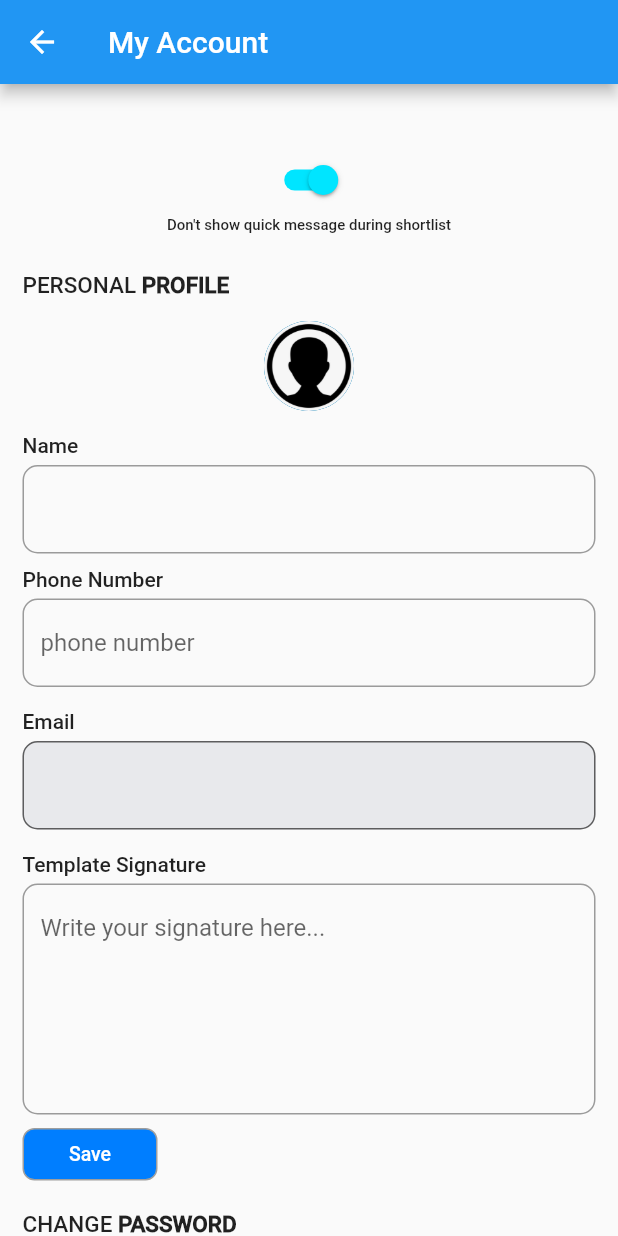
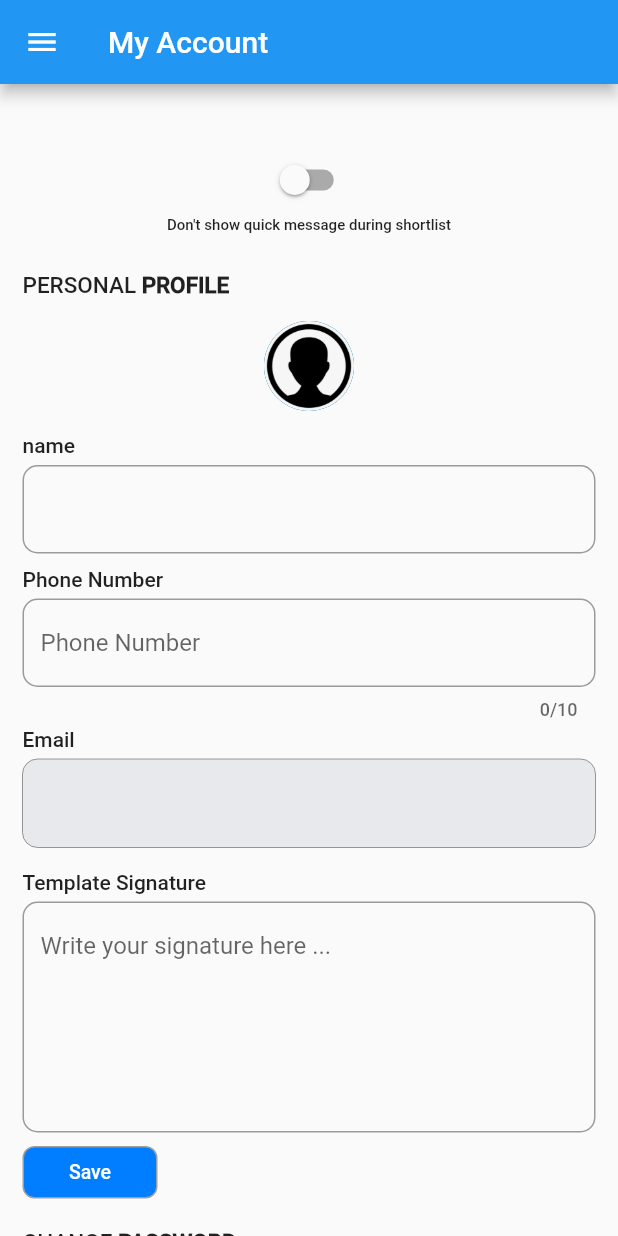
Before and after one commit to flutterexcel/recruit, a Flutter app: the MyAccount screen opened directly, on a phone screen of 412 x 824 dp. Run offline on Flutter 3.47's test engine with Material 2 defaults, Android fonts, the phone set to English and light mode, and no system bars; our stand-ins replace bloc, equatable, flutter_bloc, flutter_svg, font_awesome_flutter, percent_indicator and 2 more; accounts and stored records are empty; statements that could not run were skipped; project files that could hold a hidden picture were left out.

Commit message:
added functionalities on profile update screen

```diff
--- a/lib/bloc/login_bloc/login_bloc.dart
+++ b/lib/bloc/login_bloc/login_bloc.dart
@@ -48,9 +48,11 @@ class LoginBloc extends Bloc<LoginEvent, LoginState> {
     try {
       var res = await authenticationService.signInWithEmailAndPassword(
           event.email, event.password);
+      print("login data --${res}");
 
       StorageUtil.setToken(res.token);
       StorageUtil.setUserName(res.userDetails.name);
+      StorageUtil.setUserEmail(res.userDetails.email);
       StorageUtil.setUserProfileImage(res.userDetails.imageName);
       yield LoginSuccess(userModel: res);
     } catch (e) {
--- a/lib/screens/login.dart
+++ b/lib/screens/login.dart
@@ -1,6 +1,7 @@
 import 'package:flutter/material.dart';
 import 'package:flutter_bloc/flutter_bloc.dart';
 import 'package:flutter_product_recruit/bloc/login_bloc/login_bloc.dart';
+import 'package:flutter_product_recruit/screens/my_account.dart';
 import 'package:flutter_product_recruit/widgets/loader.dart';
 import 'package:flutter_product_recruit/widgets/login/login_page.dart';
 
@@ -19,7 +20,7 @@ class Login extends StatelessWidget {
         } else if (state is LoginPageState || state is LoginFailure) {
           return LoginPage();
         } else if (state is LoginSuccess) {
-          return JobsOverview();
+          return MyAccount();
         }
         return Loader();
       },
--- a/lib/screens/my_account.dart
+++ b/lib/screens/my_account.dart
@@ -2,8 +2,11 @@ import 'package:flutter/material.dart';
 import 'package:flutter_product_recruit/app_colors.dart';
 import 'package:flutter_product_recruit/screens/7_step_screens/step1.dart';
 import 'package:flutter_product_recruit/screens/7_step_screens/step5/step5.dart';
+import 'package:flutter_product_recruit/screens/7_step_screens/step6/source_matching_dialouge.dart';
+import 'package:flutter_product_recruit/services/storage_service.dart';
 import 'package:flutter_product_recruit/widgets/TextInput.dart';
 import 'package:flutter_product_recruit/widgets/button.dart';
+import 'package:flutter_product_recruit/widgets/dialog_helper.dart';
 import 'package:flutter_product_recruit/widgets/navigation_list.dart';
 import 'package:flutter_product_recruit/widgets/text.dart';
 
@@ -14,16 +17,51 @@ class MyAccount extends StatefulWidget {
 }
 
 class _MyAccountState extends State<MyAccount> {
-  bool isSwitched = true;
+  final _formKey = GlobalKey<FormState>();
+
+  _popupDialog(BuildContext context) {
+    showDialog(
+        context: context,
+        builder: (context) {
+          return alertDialog();
+        });
+  }
+
+  bool isSwitched = false;
+  bool firstswitch = true;
+  TextEditingController nameController = TextEditingController();
+  TextEditingController emailController = TextEditingController();
+  TextEditingController phoneNumber = TextEditingController();
+  TextEditingController sign = TextEditingController();
+  // AuthenticationService authenticationService = new AuthenticationService();
+  // var name, email;
+
+  // Future<UserModel> getuser() async {
+  //   var h = await authenticationService.signInWithEmailAndPassword(
+  //       StorageUtil.getUserEmail(), StorageUtil.getPassword());
+  //   print("userdetail===${h.userDetails.name}");
+  //   name = h.userDetails.name;
+  //   email = h.userDetails.email;
+  // }
+
+  @override
+  void initState() {
+    nameController.text = StorageUtil.getUserName();
+    emailController.text = StorageUtil.getUserEmail();
+    super.initState();
+  }
 
   @override
   Widget build(BuildContext context) {
     return Scaffold(
+        drawer: NavigationList(),
         appBar: AppBar(
           title: const Text("My Account"),
         ),
         // drawer: NavigationList(),
         body: SingleChildScrollView(
+          child: Form(
+            key: _formKey,
             child: Column(
               children: [
                 const SizedBox(
@@ -38,6 +76,12 @@ class _MyAccountState extends State<MyAccount> {
                         onChanged: (value) {
                           setState(() {
                             isSwitched = !isSwitched;
+                            firstswitch = false;
+                            isSwitched
+                                ? _popupDialog(context)
+                                : firstswitch == false
+                                    ? _popupDialog(context)
+                                    : Text("on");
                           });
                         },
                         activeTrackColor: const Color(0xFF00E5FF),
@@ -87,16 +131,17 @@ class _MyAccountState extends State<MyAccount> {
                   padding: const EdgeInsets.only(left: 15.0, right: 15.0),
                   child: Column(
                     children: [
-                    const Align(
+                      Align(
                         alignment: Alignment.centerLeft,
                         child: Text(
-                        "Name",
+                          "name",
                         ),
                       ),
                       const SizedBox(height: 5),
                       TextInput(
                           autocorrect: true,
-                    ),
+                          controller: nameController,
+                          keyboardtype: TextInputType.phone),
                     ],
                   ),
                 ),
@@ -112,11 +157,32 @@ class _MyAccountState extends State<MyAccount> {
                         ),
                       ),
                       const SizedBox(height: 5),
-                    TextInput(
-                      hintText: "phone number",
-                      autocorrect: true,
+                      TextFormField(
+                        controller: phoneNumber,
+                        maxLength: 10,
+                        autovalidateMode: AutovalidateMode.onUserInteraction,
+                        keyboardType: TextInputType.phone,
+                        decoration: InputDecoration(
+                          hintStyle: TextStyle(
+                            fontFamily: 'RobotRegular',
                           ),
-                    const SizedBox(height: 15),
+                          hintText: "Phone Number",
+                          border: OutlineInputBorder(
+                            borderSide: BorderSide(
+                              color: Colors.grey[400],
+                            ),
+                            borderRadius: BorderRadius.circular(10),
+                          ),
+                          focusedBorder: OutlineInputBorder(
+                              borderSide: BorderSide(color: Colors.blue)),
+                        ),
+                        validator: (value) {
+                          if (value.isEmpty) {
+                            return "Phone number is required";
+                          }
+                        },
+                      ),
+                      const SizedBox(height: 5),
                     ],
                   ),
                 ),
@@ -132,7 +198,8 @@ class _MyAccountState extends State<MyAccount> {
                       ),
                       const SizedBox(height: 5),
                       TextField(
-                      //   controller: userNameController,
+                        controller: emailController,
+                        enabled: false,
                         autocorrect: true,
                         decoration: InputDecoration(
                           border: OutlineInputBorder(
@@ -157,9 +224,23 @@ class _MyAccountState extends State<MyAccount> {
                         ),
                       ),
                       const SizedBox(height: 5),
-                    TextInput(
-                      hintText: "Write your signature here...",
+                      TextFormField(
+                        controller: sign,
                         maxLines: 6,
+                        decoration: InputDecoration(
+                          hintStyle: TextStyle(
+                            fontFamily: 'RobotRegular',
+                          ),
+                          hintText: "Write your signature here ...",
+                          border: OutlineInputBorder(
+                            borderSide: BorderSide(
+                              color: Colors.grey[400],
+                            ),
+                            borderRadius: BorderRadius.circular(10),
+                          ),
+                          focusedBorder: OutlineInputBorder(
+                              borderSide: BorderSide(color: Colors.blue)),
+                        ),
                       ),
                     ],
                   ),
@@ -170,8 +251,12 @@ class _MyAccountState extends State<MyAccount> {
                   bgcolor: AppColors.Blue,
                   leftPadding: 15.0,
                   onTap: () {
-                  Navigator.of(context)
-                      .push(MaterialPageRoute(builder: (context) => Step5()));
+                    if (_formKey.currentState.validate()) {
+                      print("validated");
+                      print("name--${nameController.text}");
+                      print("phone--${phoneNumber.text}");
+                      print("sign--${sign.text}");
+                    }
                   },
                 ),
                 const SizedBox(height: 20),
@@ -205,7 +290,6 @@ class _MyAccountState extends State<MyAccount> {
                       const SizedBox(height: 5),
                       TextInput(
                         hintText: "Old Password",
-                      autocorrect: true,
                       ),
                     ],
                   ),
@@ -224,7 +308,6 @@ class _MyAccountState extends State<MyAccount> {
                       const SizedBox(height: 5),
                       TextInput(
                         hintText: "New Password",
-                      autocorrect: true,
                       ),
                       const SizedBox(height: 15),
                     ],
@@ -242,8 +325,8 @@ class _MyAccountState extends State<MyAccount> {
                       ),
                       const SizedBox(height: 5),
                       TextInput(
+                        autocorrect: false,
                         hintText: "Confirm Password",
-                      autocorrect: true,
                       ),
                     ],
                   ),
@@ -254,13 +337,39 @@ class _MyAccountState extends State<MyAccount> {
                   bgcolor: AppColors.Blue,
                   leftPadding: 15.0,
                   onTap: () {
-                  Navigator.of(context)
-                      .push(MaterialPageRoute(builder: (context) => Step1()));
+                    // Navigator.of(context)
+                    //     .push(MaterialPageRoute(builder: (context) => Step1()));
                   },
                 ),
                 const SizedBox(height: 15),
               ],
             ),
+          ),
         ));
   }
+
+  alertDialog() {
+    return AlertDialog(
+      title: Text('Confirmation'),
+      content: Text(
+          'If you wants to reset this feature you can do it from my account page, click on yes to continue.'),
+      actions: <Widget>[
+        Transform.scale(
+          scale: 0.9,
+          child: new FlatButton(
+            onPressed: () => Navigator.pop(context, 'Cancel'),
+            child: const Text('Cancel'),
+          ),
+        ),
+        Transform.scale(
+          scale: 0.9,
+          child: FlatButton(
+            color: Color(0XFFf6a609),
+            onPressed: () => Navigator.pop(context, 'OK'),
+            child: const Text('OK'),
+          ),
+        ),
+      ],
+    );
   }
+}
--- a/lib/widgets/TextInput.dart
+++ b/lib/widgets/TextInput.dart
@@ -12,6 +12,8 @@ class TextInput extends StatelessWidget {
   int maxLines;
   FontStyle fstyle;
 
+  TextInputType keyboardtype;
+
   TextInput({
     this.controller,
     this.hintText,
@@ -22,10 +24,12 @@ class TextInput extends StatelessWidget {
     this.borderRadius = 10.0,
     this.maxLines = 1,
     this.fstyle,
+    this.keyboardtype,
   });
   @override
   Widget build(BuildContext context) {
     return TextFormField(
+      keyboardType: keyboardtype,
       obscureText: obscureText,
       controller: controller,
       style: TextStyle(fontStyle: fstyle),
@@ -45,12 +49,12 @@ class TextInput extends StatelessWidget {
         focusedBorder:
             OutlineInputBorder(borderSide: BorderSide(color: Colors.blue)),
       ),
-      validator: (value) {
-        if (value.isEmpty) {
-          return 'Enter $hintText';
-        }
-        return null;
-      },
+      // validator: (value) {
+      //   if (value.isEmpty) {
+      //     return 'Enter $hintText';
+      //   }
+      //   return null;
+      // },
     );
   }
 }
--- a/pubspec.yaml
+++ b/pubspec.yaml
@@ -36,6 +36,7 @@ dependencies:
   step_progress_indicator: ^0.2.5+8
   intl: ^0.16.1
   timelines:
+  flutter_spinkit: ^5.1.0
 
 
 
```
Also changed, not shown: lib/bloc/profile_bloc/profile_bloc.dart (added, +53 -0 lines), lib/model/profile/update_profile.dart (added, +26 -0 lines), lib/services/profile/update_profile_service.dart (added, +22 -0 lines), lib/widgets/dialog_helper.dart (added, +217 -0 lines), lib/widgets/jobs_overview/jobsoverviewpage.dart (+10 -2 lines), pubspec.lock. Lines whose indentation alone changed are shown as unchanged.
